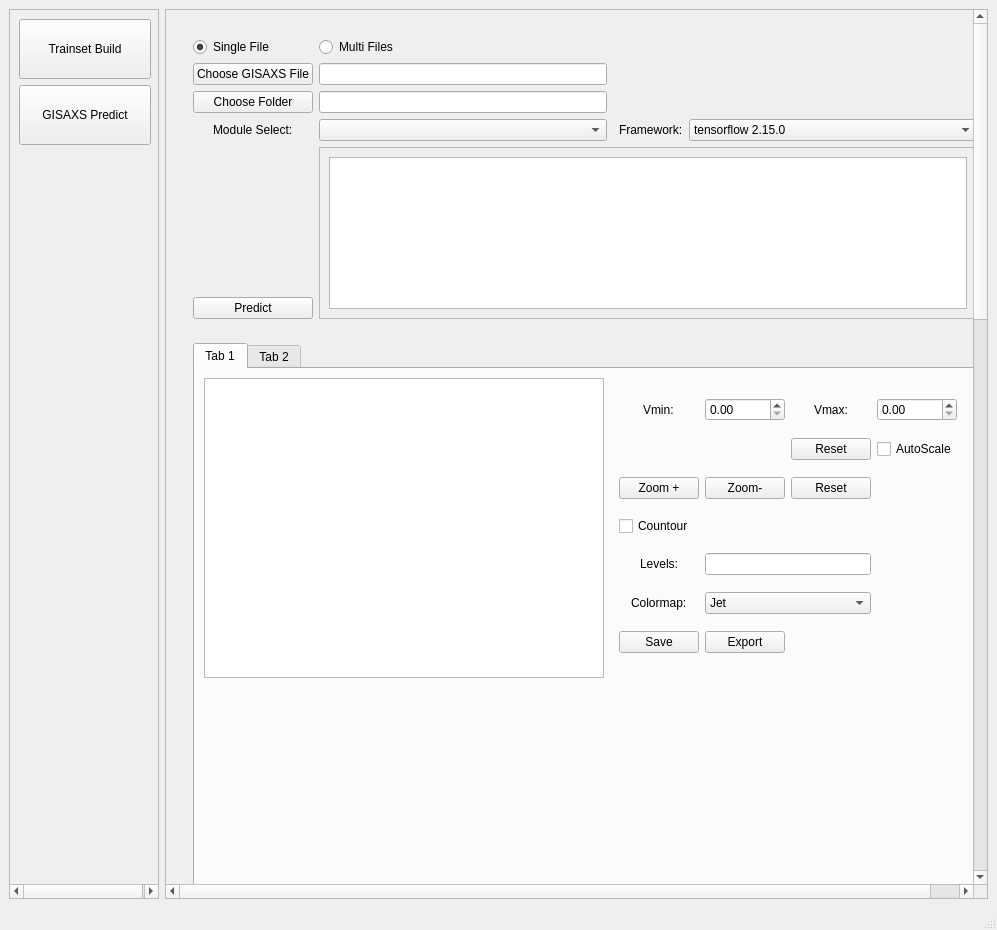
Before: the Qt Designer form ui/main_window.ui in zyffcc/gisaxs_gui, drawn with Qt 5.
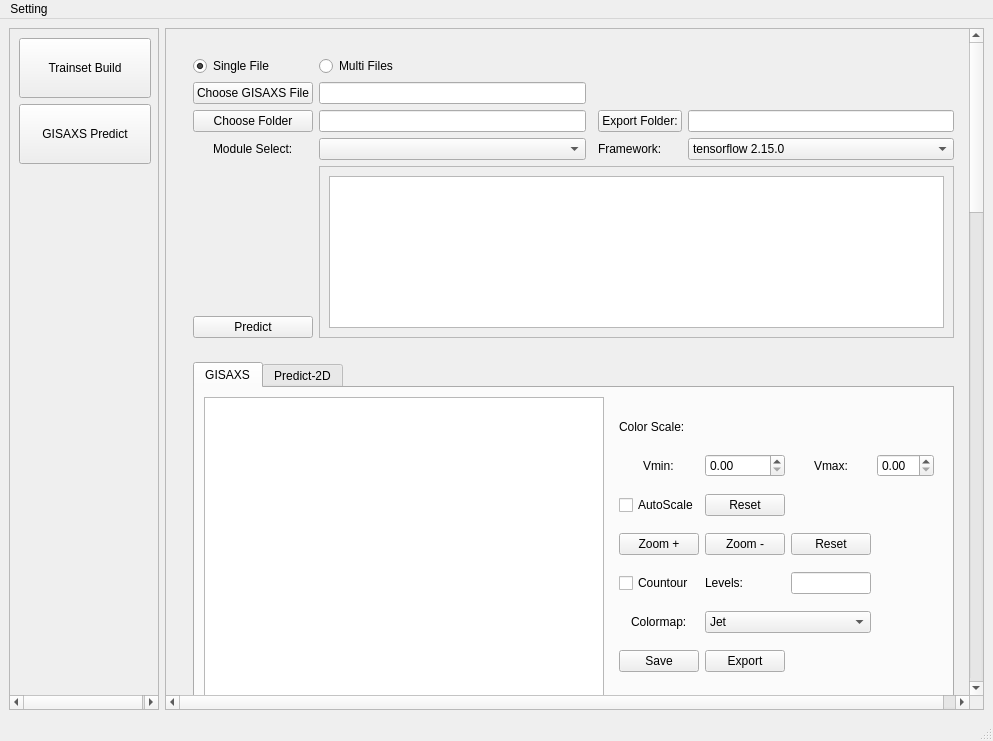
After: the same form once the commit is applied. The open tabs and pages were chosen to show the change.

Patch:
```diff
--- a/ui/main_window.ui
+++ b/ui/main_window.ui
@@ -6,8 +6,8 @@
    <rect>
     <x>0</x>
     <y>0</y>
-    <width>997</width>
-    <height>930</height>
+    <width>993</width>
+    <height>741</height>
    </rect>
   </property>
   <property name="sizePolicy">
@@ -50,7 +50,7 @@
          <x>0</x>
          <y>0</y>
          <width>150</width>
-         <height>852</height>
+         <height>659</height>
         </rect>
        </property>
        <property name="sizePolicy">
@@ -142,16 +142,16 @@
        <property name="geometry">
         <rect>
          <x>0</x>
-         <y>-60</y>
-         <width>816</width>
-         <height>2496</height>
+         <y>-1845</y>
+         <width>801</width>
+         <height>2504</height>
         </rect>
        </property>
        <layout class="QVBoxLayout" name="verticalLayout_2">
         <item>
          <widget class="QStackedWidget" name="mainWindowWidget">
           <property name="sizePolicy">
-           <sizepolicy hsizetype="Preferred" vsizetype="Expanding">
+           <sizepolicy hsizetype="Preferred" vsizetype="Preferred">
             <horstretch>0</horstretch>
             <verstretch>0</verstretch>
            </sizepolicy>
@@ -5714,8 +5714,8 @@
                    <rect>
                     <x>0</x>
                     <y>0</y>
-                    <width>652</width>
-                    <height>173</height>
+                    <width>623</width>
+                    <height>174</height>
                    </rect>
                   </property>
                   <layout class="QVBoxLayout" name="verticalLayout_17">
@@ -5726,6 +5726,20 @@
                  </widget>
                 </widget>
                </item>
+               <item row="3" column="4">
+                <widget class="QPushButton" name="gisaxsPredictExportFolderButton">
+                 <property name="text">
+                  <string>Export Folder:</string>
+                 </property>
+                </widget>
+               </item>
+               <item row="3" column="5">
+                <widget class="QLineEdit" name="gisaxsPredictExportFolderValue">
+                 <property name="text">
+                  <string/>
+                 </property>
+                </widget>
+               </item>
               </layout>
              </widget>
             </item>
@@ -5739,7 +5753,7 @@
                  </property>
                  <widget class="QWidget" name="tab">
                   <attribute name="title">
-                   <string>Tab 1</string>
+                   <string>GISAXS</string>
                   </attribute>
                   <layout class="QGridLayout" name="gridLayout_19">
                    <item row="1" column="0">
@@ -5774,25 +5788,8 @@
                    <item row="0" column="1">
                     <widget class="QWidget" name="widget_4" native="true">
                      <layout class="QGridLayout" name="gridLayout_20">
-                      <item row="7" column="1">
-                       <widget class="QPushButton" name="pushButton_5">
-                        <property name="text">
-                         <string>Export</string>
-                        </property>
-                       </widget>
-                      </item>
-                      <item row="0" column="3">
-                       <widget class="QDoubleSpinBox" name="doubleSpinBox_2"/>
-                      </item>
-                      <item row="3" column="0">
-                       <widget class="QCheckBox" name="checkBox_2">
-                        <property name="text">
-                         <string>Countour</string>
-                        </property>
-                       </widget>
-                      </item>
-                      <item row="0" column="0" alignment="Qt::AlignHCenter">
-                       <widget class="QLabel" name="label_3">
+                      <item row="1" column="0" alignment="Qt::AlignHCenter">
+                       <widget class="QLabel" name="gisaxsImageVminLabel">
                         <property name="maximumSize">
                          <size>
                           <width>1000</width>
@@ -5804,28 +5801,32 @@
                         </property>
                        </widget>
                       </item>
-                      <item row="0" column="2" alignment="Qt::AlignHCenter">
-                       <widget class="QLabel" name="label_4">
-                        <property name="maximumSize">
-                         <size>
-                          <width>1000</width>
-                          <height>16777215</height>
-                         </size>
+                      <item row="1" column="1">
+                       <widget class="QDoubleSpinBox" name="gisaxsImageVminValue"/>
+                      </item>
+                      <item row="3" column="2">
+                       <widget class="QPushButton" name="gisaxsImageZoomResetButton">
+                        <property name="text">
+                         <string>Reset</string>
                         </property>
+                       </widget>
+                      </item>
+                      <item row="4" column="0">
+                       <widget class="QCheckBox" name="gisaxsImageCountourCheckBox">
                         <property name="text">
-                         <string>Vmax:</string>
+                         <string>Countour</string>
                         </property>
                        </widget>
                       </item>
-                      <item row="7" column="0">
-                       <widget class="QPushButton" name="pushButton_4">
+                      <item row="8" column="1">
+                       <widget class="QPushButton" name="gisaxsImageExportButton">
                         <property name="text">
-                         <string>Save</string>
+                         <string>Export</string>
                         </property>
                        </widget>
                       </item>
-                      <item row="5" column="1" colspan="2">
-                       <widget class="QComboBox" name="comboBox_3">
+                      <item row="6" column="1" colspan="2">
+                       <widget class="QComboBox" name="gisaxsImageColormapCombox">
                         <item>
                          <property name="text">
                           <string>Jet</string>
@@ -5833,59 +5834,257 @@
                         </item>
                        </widget>
                       </item>
+                      <item row="0" column="0">
+                       <widget class="QLabel" name="gisaxsImageColorScaleLabel">
+                        <property name="maximumSize">
+                         <size>
+                          <width>16777215</width>
+                          <height>20</height>
+                         </size>
+                        </property>
+                        <property name="text">
+                         <string>Color Scale:</string>
+                        </property>
+                       </widget>
+                      </item>
+                      <item row="6" column="0" alignment="Qt::AlignHCenter">
+                       <widget class="QLabel" name="gisaxsImageColormapLabel">
+                        <property name="maximumSize">
+                         <size>
+                          <width>16777215</width>
+                          <height>23</height>
+                         </size>
+                        </property>
+                        <property name="text">
+                         <string>Colormap:</string>
+                        </property>
+                       </widget>
+                      </item>
+                      <item row="8" column="0">
+                       <widget class="QPushButton" name="gisaxsImageSaveButton">
+                        <property name="text">
+                         <string>Save</string>
+                        </property>
+                       </widget>
+                      </item>
+                      <item row="3" column="0">
+                       <widget class="QPushButton" name="gisaxsImageZoomInButton">
+                        <property name="text">
+                         <string>Zoom +</string>
+                        </property>
+                       </widget>
+                      </item>
                       <item row="1" column="3">
-                       <widget class="QCheckBox" name="checkBox">
+                       <widget class="QDoubleSpinBox" name="gisaxsImageVmaxValue"/>
+                      </item>
+                      <item row="3" column="1">
+                       <widget class="QPushButton" name="gisaxsImageZoomOutButton">
+                        <property name="text">
+                         <string>Zoom -</string>
+                        </property>
+                       </widget>
+                      </item>
+                      <item row="4" column="1">
+                       <widget class="QLabel" name="gisaxsImageCountourLevelsLabel">
+                        <property name="maximumSize">
+                         <size>
+                          <width>16777215</width>
+                          <height>23</height>
+                         </size>
+                        </property>
+                        <property name="text">
+                         <string>Levels:</string>
+                        </property>
+                       </widget>
+                      </item>
+                      <item row="4" column="2">
+                       <widget class="QLineEdit" name="gisaxsImageCountourLevelsValue"/>
+                      </item>
+                      <item row="1" column="2" alignment="Qt::AlignHCenter">
+                       <widget class="QLabel" name="gisaxsImageVmaxLabel">
+                        <property name="maximumSize">
+                         <size>
+                          <width>1000</width>
+                          <height>16777215</height>
+                         </size>
+                        </property>
+                        <property name="text">
+                         <string>Vmax:</string>
+                        </property>
+                       </widget>
+                      </item>
+                      <item row="2" column="0">
+                       <widget class="QCheckBox" name="gisaxsImageAutoScaleCheckBox">
                         <property name="text">
                          <string>AutoScale</string>
                         </property>
                        </widget>
                       </item>
                       <item row="2" column="1">
-                       <widget class="QPushButton" name="pushButton_8">
+                       <widget class="QPushButton" name="gisaxsImageAutoScaleResetButton">
+                        <property name="text">
+                         <string>Reset</string>
+                        </property>
+                       </widget>
+                      </item>
+                     </layout>
+                    </widget>
+                   </item>
+                  </layout>
+                 </widget>
+                 <widget class="QWidget" name="predict2dImageTab">
+                  <attribute name="title">
+                   <string>Predict-2D</string>
+                  </attribute>
+                  <layout class="QGridLayout" name="gridLayout_22">
+                   <item row="2" column="0">
+                    <spacer name="predict2dSpacer">
+                     <property name="orientation">
+                      <enum>Qt::Vertical</enum>
+                     </property>
+                     <property name="sizeHint" stdset="0">
+                      <size>
+                       <width>20</width>
+                       <height>40</height>
+                      </size>
+                     </property>
+                    </spacer>
+                   </item>
+                   <item row="0" column="0">
+                    <widget class="QGraphicsView" name="predict2dGraphicsView">
+                     <property name="sizePolicy">
+                      <sizepolicy hsizetype="Fixed" vsizetype="Fixed">
+                       <horstretch>0</horstretch>
+                       <verstretch>0</verstretch>
+                      </sizepolicy>
+                     </property>
+                     <property name="minimumSize">
+                      <size>
+                       <width>400</width>
+                       <height>300</height>
+                      </size>
+                     </property>
+                    </widget>
+                   </item>
+                   <item row="0" column="1">
+                    <widget class="QWidget" name="predict2dParameterWidget" native="true">
+                     <layout class="QGridLayout" name="gridLayout_21">
+                      <item row="6" column="0" alignment="Qt::AlignHCenter">
+                       <widget class="QLabel" name="predict2dColormapLabel">
+                        <property name="maximumSize">
+                         <size>
+                          <width>16777215</width>
+                          <height>23</height>
+                         </size>
+                        </property>
+                        <property name="text">
+                         <string>Colormap:</string>
+                        </property>
+                       </widget>
+                      </item>
+                      <item row="1" column="2" alignment="Qt::AlignHCenter">
+                       <widget class="QLabel" name="predict2dVmaxLabel">
+                        <property name="maximumSize">
+                         <size>
+                          <width>1000</width>
+                          <height>16777215</height>
+                         </size>
+                        </property>
+                        <property name="text">
+                         <string>Vmax:</string>
+                        </property>
+                       </widget>
+                      </item>
+                      <item row="3" column="0">
+                       <widget class="QPushButton" name="predict2dZoomInButton">
+                        <property name="text">
+                         <string>Zoom +</string>
+                        </property>
+                       </widget>
+                      </item>
+                      <item row="4" column="0">
+                       <widget class="QCheckBox" name="predict2dCountourCheckBox">
+                        <property name="text">
+                         <string>Countour</string>
+                        </property>
+                       </widget>
+                      </item>
+                      <item row="8" column="1">
+                       <widget class="QPushButton" name="predict2dExportButton">
+                        <property name="text">
+                         <string>Export</string>
+                        </property>
+                       </widget>
+                      </item>
+                      <item row="8" column="0">
+                       <widget class="QPushButton" name="predict2SaveButton">
+                        <property name="text">
+                         <string>Save</string>
+                        </property>
+                       </widget>
+                      </item>
+                      <item row="0" column="0">
+                       <widget class="QLabel" name="predict2dColorScaleLabel">
+                        <property name="maximumSize">
+                         <size>
+                          <width>16777215</width>
+                          <height>20</height>
+                         </size>
+                        </property>
+                        <property name="text">
+                         <string>Color Scale:</string>
+                        </property>
+                       </widget>
+                      </item>
+                      <item row="2" column="0">
+                       <widget class="QCheckBox" name="predict2dAutoScaleCheckBox">
+                        <property name="text">
+                         <string>AutoScale</string>
+                        </property>
+                       </widget>
+                      </item>
+                      <item row="3" column="1">
+                       <widget class="QPushButton" name="predict2dZoomOutButton">
                         <property name="text">
                          <string>Zoom-</string>
                         </property>
                        </widget>
                       </item>
-                      <item row="2" column="0">
-                       <widget class="QPushButton" name="pushButton_7">
+                      <item row="2" column="1">
+                       <widget class="QPushButton" name="predict2dAutoScaleResetButton">
                         <property name="text">
-                         <string>Zoom +</string>
+                         <string>Reset</string>
                         </property>
                        </widget>
                       </item>
-                      <item row="5" column="0" alignment="Qt::AlignHCenter">
-                       <widget class="QLabel" name="label_5">
+                      <item row="1" column="3">
+                       <widget class="QDoubleSpinBox" name="predict2dVmaxValue"/>
+                      </item>
+                      <item row="1" column="0" alignment="Qt::AlignHCenter">
+                       <widget class="QLabel" name="predict2dVminLabel">
                         <property name="maximumSize">
                          <size>
-                          <width>16777215</width>
-                          <height>23</height>
+                          <width>1000</width>
+                          <height>16777215</height>
                          </size>
                         </property>
                         <property name="text">
-                         <string>Colormap:</string>
+                         <string>Vmin:</string>
                         </property>
                        </widget>
                       </item>
-                      <item row="1" column="2">
-                       <widget class="QPushButton" name="pushButton_6">
+                      <item row="3" column="2">
+                       <widget class="QPushButton" name="predict2dZoomResetButton">
                         <property name="text">
                          <string>Reset</string>
                         </property>
                        </widget>
                       </item>
-                      <item row="2" column="2">
-                       <widget class="QPushButton" name="pushButton_9">
-                        <property name="text">
-                         <string>Reset</string>
-                        </property>
-                       </widget>
+                      <item row="4" column="2">
+                       <widget class="QLineEdit" name="predict2dCountourLevelsValue"/>
                       </item>
-                      <item row="0" column="1">
-                       <widget class="QDoubleSpinBox" name="doubleSpinBox"/>
-                      </item>
-                      <item row="4" column="0" alignment="Qt::AlignHCenter">
-                       <widget class="QLabel" name="label_6">
+                      <item row="4" column="1">
+                       <widget class="QLabel" name="predict2dCountourLevelsLabel">
                         <property name="maximumSize">
                          <size>
                           <width>16777215</width>
@@ -5897,19 +6096,45 @@
                         </property>
                        </widget>
                       </item>
-                      <item row="4" column="1" colspan="2">
-                       <widget class="QLineEdit" name="lineEdit_3"/>
+                      <item row="1" column="1">
+                       <widget class="QDoubleSpinBox" name="predict2dVminValue"/>
+                      </item>
+                      <item row="6" column="1" colspan="2">
+                       <widget class="QComboBox" name="predict2dLabelCombox">
+                        <item>
+                         <property name="text">
+                          <string>Jet</string>
+                         </property>
+                        </item>
+                       </widget>
+                      </item>
+                      <item row="9" column="0" colspan="4">
+                       <widget class="QTextBrowser" name="predict2dTextBrowser">
+                        <property name="sizePolicy">
+                         <sizepolicy hsizetype="Preferred" vsizetype="Preferred">
+                          <horstretch>0</horstretch>
+                          <verstretch>0</verstretch>
+                         </sizepolicy>
+                        </property>
+                        <property name="minimumSize">
+                         <size>
+                          <width>0</width>
+                          <height>0</height>
+                         </size>
+                        </property>
+                        <property name="maximumSize">
+                         <size>
+                          <width>16777215</width>
+                          <height>50</height>
+                         </size>
+                        </property>
+                       </widget>
                       </item>
                      </layout>
                     </widget>
                    </item>
                   </layout>
                  </widget>
-                 <widget class="QWidget" name="tab_2">
-                  <attribute name="title">
-                   <string>Tab 2</string>
-                  </attribute>
-                 </widget>
                 </widget>
                </item>
               </layout>
@@ -5930,10 +6155,17 @@
     <rect>
      <x>0</x>
      <y>0</y>
-     <width>997</width>
-     <height>21</height>
+     <width>993</width>
+     <height>23</height>
     </rect>
    </property>
+   <widget class="QMenu" name="menuSetting">
+    <property name="title">
+     <string>Setting</string>
+    </property>
+    <addaction name="actionDisplay"/>
+   </widget>
+   <addaction name="menuSetting"/>
   </widget>
   <widget class="QStatusBar" name="statusbar"/>
  </widget>
```
Left out of the diff: 57 changed lines with no effect on the pictures.
